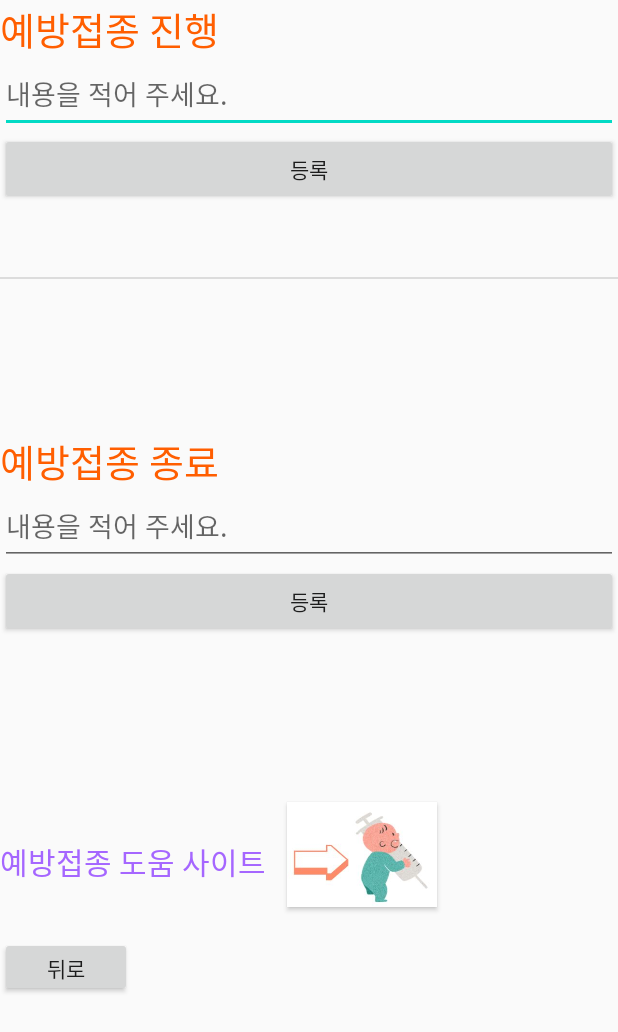
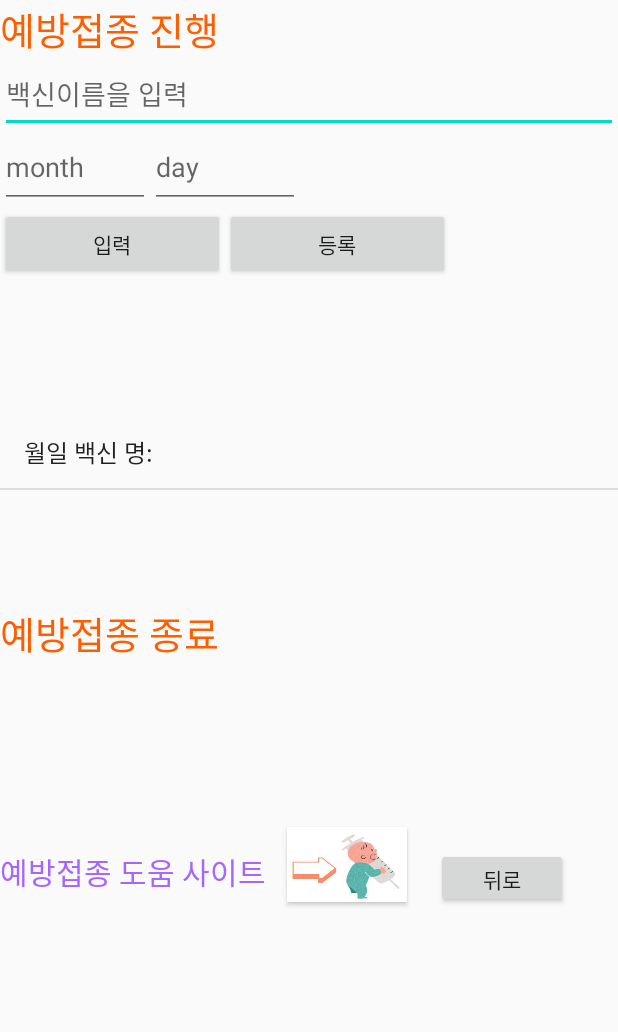
Before and after one commit to ParkHyunsu1110/Capstone-Design, an Android app: the vaccination screen opened directly, with no data from a screen before it, after a tap on "등록", on a phone screen of 412 x 824 dp. Shown: the top 1032 px of the screen. Run offline under Robolectric (Android 15) with nearby library versions, the phone set to English and light mode, and no system bars; our stand-ins replace Room's generated code.

Commit message:
예방접종 수정

```diff
--- a/workspace/LoveBaby/app/build.gradle
+++ b/workspace/LoveBaby/app/build.gradle
@@ -46,5 +46,8 @@ repositories {
 }
 
 dependencies {
-    compile 'com.github.PhilJay:MPAndroidChart:v3.0.2'
+
+    implementation 'android.arch.persistence.room:runtime:1.1.1'
+    implementation 'com.github.PhilJay:MPAndroidChart:v3.0.2'
+    annotationProcessor 'android.arch.persistence.room:compiler:1.1.1'
 }
--- /dev/null
+++ b/workspace/LoveBaby/app/src/main/java/com/capstonedesign/lovebaby/AppDatabase.java
@@ -0,0 +1,12 @@
+package com.capstonedesign.lovebaby;
+
+import android.arch.persistence.room.Database;
+import android.arch.persistence.room.RoomDatabase;
+
+
+
+@Database(entities = {GraphInfo.class, Vaccine.class}, version = 1)
+public abstract class AppDatabase extends RoomDatabase {
+    public abstract VaccineDAO vaccineDAO();
+    public abstract GraphInfoDAO graphInfoDAO();
+}
--- /dev/null
+++ b/workspace/LoveBaby/app/src/main/java/com/capstonedesign/lovebaby/GraphInfoDAO.java
@@ -0,0 +1,26 @@
+package com.capstonedesign.lovebaby;
+
+import android.arch.persistence.room.Dao;
+import android.arch.persistence.room.Delete;
+import android.arch.persistence.room.Insert;
+import android.arch.persistence.room.Query;
+import android.arch.persistence.room.Update;
+
+import java.util.List;
+
+
+@Dao
+public interface GraphInfoDAO {
+    @Query("SELECT * FROM GraphInfo")
+    List<GraphInfo> getAll();
+
+    @Insert
+    void insert(GraphInfo graphInfo);
+
+    @Update
+    void update(GraphInfo graphInfo);
+
+    @Delete
+    void delete(GraphInfo graphInfo);
+
+}
--- a/workspace/LoveBaby/app/src/main/java/com/capstonedesign/lovebaby/MyMarkerView.java
+++ b/workspace/LoveBaby/app/src/main/java/com/capstonedesign/lovebaby/MyMarkerView.java
@@ -1,5 +1,6 @@
 package com.capstonedesign.lovebaby;
 
+import android.arch.persistence.room.Room;
 import android.content.Context;
 import android.widget.TextView;
 
--- /dev/null
+++ b/workspace/LoveBaby/app/src/main/java/com/capstonedesign/lovebaby/VaccineDAO.java
@@ -0,0 +1,28 @@
+package com.capstonedesign.lovebaby;
+
+import android.arch.persistence.room.Dao;
+import android.arch.persistence.room.Delete;
+import android.arch.persistence.room.Insert;
+import android.arch.persistence.room.Query;
+import android.arch.persistence.room.Update;
+
+import java.util.List;
+
+@Dao
+public interface VaccineDAO {
+
+    @Query("SELECT * FROM Vaccine")
+    List<Vaccine> getAll();
+
+    @Insert
+    void insert(Vaccine vaccine);
+
+    @Update
+    void update(Vaccine vaccine);
+
+    @Delete
+    void delete(Vaccine vaccine);
+
+    @Query("SELECT * FROM Vaccine WHERE name > :sname ")
+    List<Vaccine> getVaccine(String sname);
+}
--- a/workspace/LoveBaby/app/src/main/java/com/capstonedesign/lovebaby/vaccination.java
+++ b/workspace/LoveBaby/app/src/main/java/com/capstonedesign/lovebaby/vaccination.java
@@ -1,6 +1,7 @@
 package com.capstonedesign.lovebaby;
 
 import android.app.Activity;
+import android.arch.persistence.room.Room;
 import android.content.Intent;
 import android.net.Uri;
 import android.os.Bundle;
@@ -10,23 +11,66 @@ import android.widget.ArrayAdapter;
 import android.widget.Button;
 import android.widget.EditText;
 import android.widget.ListView;
+import android.widget.TextView;
 import android.widget.Toast;
 import java.util.ArrayList;
 
 public class vaccination extends  Activity {
 
     ListView listView,listView2;
+    TextView next, next2;
+
     Button vaccinationBtn, btnBack2;
 
-
+    String toDo;
     @Override
     protected void onCreate(Bundle savedInstanceState) {
         super.onCreate(savedInstanceState);
         setContentView(R.layout.vaccination);  //현재 사용 xml = vaccination.xml
+
+        final AppDatabase db = Room.databaseBuilder(this, AppDatabase.class, "vaccine-db").allowMainThreadQueries().build();
+
+        next = findViewById(R.id.next);
+        next2 = findViewById(R.id.next2);
+
+        final EditText vaccineName = findViewById(R.id.vaccineName);
+        final EditText vaccineMonth = findViewById(R.id.vaccineMonth);
+        final EditText vaccineDay = findViewById(R.id.vaccineDay);
+
         final ArrayList<String> midList = new ArrayList<String>();
         final ArrayList<String> midList2 = new ArrayList<String>();
+
         listView = findViewById(R.id.listView);
         listView2 = findViewById(R.id.listView2);
+
+
+        // 다음 추천 백신을 알려주는 버튼
+        findViewById(R.id.vaccinInput).setOnClickListener(new View.OnClickListener() {
+            @Override
+            public void onClick(View v) {
+
+                ArrayList<String> arrayList = new ArrayList<>();
+                Vaccine vaccine = db.vaccineDAO().getVaccine(vaccineName.getText().toString()).get(0);
+
+                /*
+                // 데이터 베이스 백식 정보 입력시 백신 이름만 입력후 버튼 클릭, 아래 코드들은 주석처리
+                db.vaccineDAO().insert(new Vaccine(vaccineName.getText().toString()));
+                 */
+
+                // 추천백신 날짜 지정
+                int month = Integer.parseInt(vaccineMonth.getText().toString());
+                int day = Integer.parseInt(vaccineDay.getText().toString());
+                vaccine.setMonth(month);
+                vaccine.setDay(day);
+
+                // 추천결과 저장
+                arrayList = Vaccine.setVaccinationDate(db.vaccineDAO().getAll(), vaccine, month, day);
+
+                // 내용 출력
+                next.setText(arrayList.get(0));
+                next2.setText(arrayList.get(1));
+            }
+        });
 
         final ArrayAdapter<String> adapter = new ArrayAdapter<String>(this, android.R.layout.simple_list_item_1, midList);
         listView.setAdapter(adapter);
@@ -34,27 +78,36 @@ public class vaccination extends  Activity {
         final ArrayAdapter<String> adapter2 = new ArrayAdapter<String>(this, android.R.layout.simple_list_item_1, midList2);
         listView2.setAdapter(adapter2);
 
-        final EditText edtItem = (EditText) findViewById(R.id.MTtext);
         Button btnAdd = findViewById(R.id.addbtn);
+
         btnAdd.setOnClickListener(new View.OnClickListener() {
             @Override
             public void onClick(View view) {
-                Toast.makeText(getApplicationContext(), "메모입력.", Toast.LENGTH_SHORT).show();
-                midList.add(edtItem.getText().toString());
+                Toast.makeText(getApplicationContext(), "신규 내용 저장.", Toast.LENGTH_SHORT).show();
+                toDo = vaccineMonth.getText().toString() + "월" + vaccineDay.getText().toString() + "일 백신 명: " + vaccineName.getText().toString();
+                midList.add(toDo);  //edtItem.getText().toString()
                 adapter.notifyDataSetChanged();
             }
         });
+        /*listView.setOnClickListener(new View.OnClickListener() {
+            @Override
+            public void onClick(View view) {
+
+            }
+        });*/
         listView.setOnItemLongClickListener(new AdapterView.OnItemLongClickListener() {
             @Override
             public boolean onItemLongClick(AdapterView<?> parent, View view, int position, long id) {
-                Toast.makeText(getApplicationContext(), "메모삭제.", Toast.LENGTH_SHORT).show();
+                Toast.makeText(getApplicationContext(), "접종 완료.", Toast.LENGTH_SHORT).show();
+                toDo = vaccineMonth.getText().toString() + "월" + vaccineDay.getText().toString() + "일 백신 명: " + vaccineName.getText().toString();
+                midList2.add(toDo);
                 midList.remove(position);
                 adapter.notifyDataSetChanged();
 
-                return false;
+                return true;
             }
         });
-
+      /*
         final EditText edtItem2 = (EditText) findViewById(R.id.MTtext2);
         Button btnAdd2 = findViewById(R.id.addbtn2);
         btnAdd2.setOnClickListener(new View.OnClickListener() {
@@ -64,7 +117,7 @@ public class vaccination extends  Activity {
                 midList2.add(edtItem2.getText().toString());
                 adapter2.notifyDataSetChanged();
             }
-        });
+        });*/
         listView2.setOnItemLongClickListener(new AdapterView.OnItemLongClickListener() {
             @Override
             public boolean onItemLongClick(AdapterView<?> parent, View view, int position, long id) {
@@ -72,10 +125,9 @@ public class vaccination extends  Activity {
                 midList2.remove(position);
                 adapter2.notifyDataSetChanged();
 
-                return false;
+                return true;
             }
         });
-
         vaccinationBtn = findViewById(R.id.vaccinationBtn);
 
         vaccinationBtn.setOnClickListener(new View.OnClickListener() {
--- a/workspace/LoveBaby/app/src/main/res/layout/vaccination.xml
+++ b/workspace/LoveBaby/app/src/main/res/layout/vaccination.xml
@@ -12,13 +12,14 @@
         android:text="예방접종 진행"
         android:textSize="25dp"
         android:textColor="#FF5E00"/>
+
     <EditText
-        android:id="@+id/MTtext"
+        android:id="@+id/vaccineName"
         android:layout_width="match_parent"
         android:layout_height="50dp"
         android:ems="10"
         android:gravity="start|top"
-        android:hint="내용을 적어 주세요."
+        android:hint="백신이름을 입력"
         android:inputType="textMultiLine" />
 
     <LinearLayout
@@ -26,14 +27,53 @@
         android:layout_height="wrap_content"
         android:orientation="horizontal">
 
+        <EditText
+            android:id="@+id/vaccineMonth"
+            android:layout_width="100dp"
+            android:layout_height="50dp"
+            android:ems="10"
+            android:gravity="start|top"
+            android:hint="month"
+            android:inputType="textMultiLine" />
+
+        <EditText
+            android:id="@+id/vaccineDay"
+            android:layout_width="100dp"
+            android:layout_height="50dp"
+            android:ems="10"
+            android:gravity="start|top"
+            android:hint="day"
+            android:inputType="textMultiLine" />
+    </LinearLayout>
+
+    <LinearLayout
+        android:layout_width="match_parent"
+        android:layout_height="wrap_content"
+        android:orientation="horizontal">
+
+        <Button
+            android:id="@+id/vaccinInput"
+            android:layout_width="150dp"
+            android:layout_height="wrap_content"
+            android:text="입력" />
+
         <Button
             android:id="@+id/addbtn"
-            android:layout_width="match_parent"
+            android:layout_width="150dp"
             android:layout_height="wrap_content"
             android:text="등록" />
 
     </LinearLayout>
 
+    <TextView
+        android:id="@+id/next"
+        android:layout_width="match_parent"
+        android:layout_height="45dp" />
+
+    <TextView
+        android:id="@+id/next2"
+        android:layout_width="match_parent"
+        android:layout_height="45dp" />
     <ListView
         android:id="@+id/listView"
         android:layout_width="match_parent"
@@ -42,36 +82,10 @@
     <TextView
         android:layout_width="wrap_content"
         android:layout_height="wrap_content"
-        android:text="\n\n"/>
-
-    <TextView
-        android:layout_width="wrap_content"
-        android:layout_height="wrap_content"
+        android:layout_marginTop="25dp"
         android:text="예방접종 종료"
         android:textSize="25dp"
         android:textColor="#FF5E00"/>
-
-    <EditText
-        android:id="@+id/MTtext2"
-        android:layout_width="match_parent"
-        android:layout_height="50dp"
-        android:ems="10"
-        android:gravity="start|top"
-        android:hint="내용을 적어 주세요."
-        android:inputType="textMultiLine" />
-
-    <LinearLayout
-        android:layout_width="match_parent"
-        android:layout_height="wrap_content"
-        android:orientation="horizontal">
-
-        <Button
-            android:id="@+id/addbtn2"
-            android:layout_width="match_parent"
-            android:layout_height="wrap_content"
-            android:text="등록" />
-
-    </LinearLayout>
 
     <ListView
         android:id="@+id/listView2"
@@ -93,9 +107,8 @@
 
         <Button
             android:id="@+id/vaccinationBtn"
-            android:layout_width="100dp"
-
-            android:layout_height="70dp"
+            android:layout_width="80dp"
+            android:layout_height="50dp"
             android:layout_alignParentEnd="true"
 
             android:layout_alignParentRight="true"
@@ -107,13 +120,15 @@
             android:layout_marginBottom="20dp"
             android:background="@drawable/vaccination" />
 
+        <Button
+            android:layout_width="wrap_content"
+            android:layout_height="40dp"
+            android:layout_marginTop="20dp"
+
+            android:text="뒤로"
+            android:id="@+id/btnBack2"/>
     </LinearLayout>
 
-    <Button
-        android:layout_width="wrap_content"
-        android:layout_height="40dp"
 
-        android:text="뒤로"
-        android:id="@+id/btnBack2"/>
 
 </LinearLayout>
```
Also changed, not shown: workspace/LoveBaby/app/src/main/java/com/capstonedesign/lovebaby/Graph.java (+14 -4 lines), workspace/LoveBaby/app/src/main/java/com/capstonedesign/lovebaby/GraphInfo.java (added, +51 -0 lines), workspace/LoveBaby/app/src/main/java/com/capstonedesign/lovebaby/Input.java (+22 -2 lines), workspace/LoveBaby/app/src/main/java/com/capstonedesign/lovebaby/Table.java (+25 -7 lines), workspace/LoveBaby/app/src/main/java/com/capstonedesign/lovebaby/Vaccine.java (added, +86 -0 lines), workspace/LoveBaby/app/src/main/res/layout/input.xml (+7 -0 lines), 1 other file.
